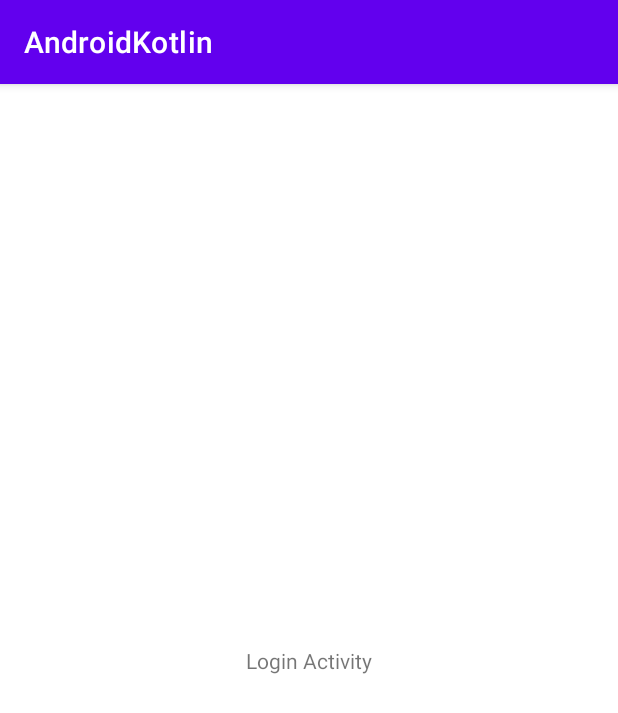
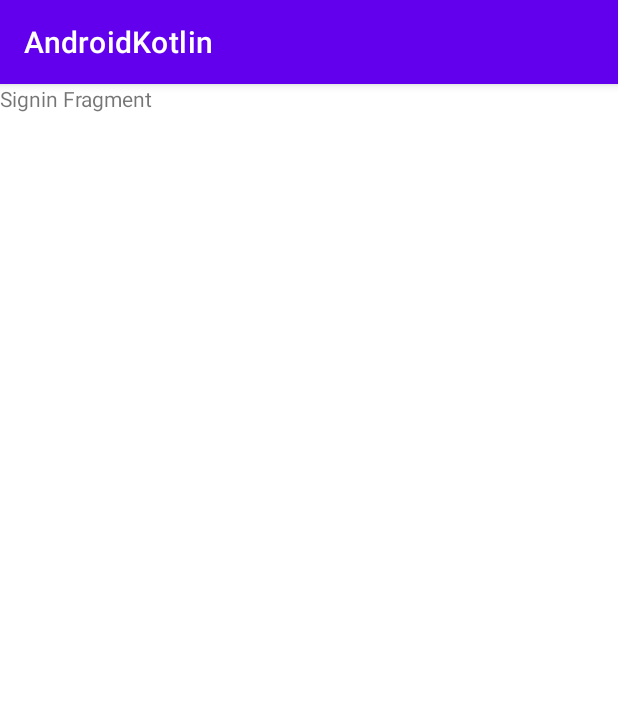
Before and after one commit to HakanBayazitHabes/AndroidKotlin, an Android app: the LoginActivity screen opened directly, with no data from a screen before it, on a phone screen of 412 x 824 dp. Shown: the top 713 px of the screen. Run offline under Robolectric (Android 15) with nearby library versions, the phone set to English and light mode, and no system bars.

Commit message:
Added first part of LoginActivity.kt

```diff
--- a/app/build.gradle
+++ b/app/build.gradle
@@ -45,6 +45,7 @@ android {
 
 dependencies {
 
+    implementation 'androidx.legacy:legacy-support-v4:1.0.0'
     def lifecycle_version = "2.6.1"
 
 
--- a/app/src/main/java/com/hakanbayazithabes/androidkotlin/ui/login/LoginActivity.kt
+++ b/app/src/main/java/com/hakanbayazithabes/androidkotlin/ui/login/LoginActivity.kt
@@ -2,11 +2,42 @@ package com.hakanbayazithabes.androidkotlin.ui.login
 
 import androidx.appcompat.app.AppCompatActivity
 import android.os.Bundle
+import androidx.fragment.app.Fragment
+import androidx.fragment.app.FragmentActivity
+import androidx.viewpager2.adapter.FragmentStateAdapter
+import androidx.viewpager2.widget.ViewPager2
 import com.hakanbayazithabes.androidkotlin.R
+import com.hakanbayazithabes.androidkotlin.ui.signin.SigninFragment
+import com.hakanbayazithabes.androidkotlin.ui.signup.SignupFragment
 
 class LoginActivity : AppCompatActivity() {
     override fun onCreate(savedInstanceState: Bundle?) {
         super.onCreate(savedInstanceState)
         setContentView(R.layout.activity_login)
+
+        var pagerAdapter = ScreenSlidePagerAdapter(this)
+        pagerAdapter.addFragment(SigninFragment())
+        pagerAdapter.addFragment(SignupFragment())
+
+        var viewPager = findViewById<ViewPager2>(R.id.ViewPagerLogin)
+
+        viewPager.adapter = pagerAdapter
+    }
+
+    private inner class ScreenSlidePagerAdapter(fa: FragmentActivity) : FragmentStateAdapter(fa) {
+        var fragments = ArrayList<Fragment>()
+
+        override fun getItemCount(): Int {
+            return fragments.size
+        }
+
+        override fun createFragment(position: Int): Fragment {
+            return fragments.get(position)
+        }
+
+        fun addFragment (f: Fragment){
+            fragments.add(f)
+        }
+
     }
 }
--- /dev/null
+++ b/app/src/main/java/com/hakanbayazithabes/androidkotlin/ui/signin/SigninFragment.kt
@@ -0,0 +1,32 @@
+package com.hakanbayazithabes.androidkotlin.ui.signin
+
+import androidx.lifecycle.ViewModelProvider
+import android.os.Bundle
+import androidx.fragment.app.Fragment
+import android.view.LayoutInflater
+import android.view.View
+import android.view.ViewGroup
+import com.hakanbayazithabes.androidkotlin.R
+
+class SigninFragment : Fragment() {
+
+    companion object {
+        fun newInstance() = SigninFragment()
+    }
+
+    private lateinit var viewModel: SigninViewModel
+
+    override fun onCreateView(
+        inflater: LayoutInflater, container: ViewGroup?,
+        savedInstanceState: Bundle?
+    ): View? {
+        return inflater.inflate(R.layout.fragment_signin, container, false)
+    }
+
+    override fun onActivityCreated(savedInstanceState: Bundle?) {
+        super.onActivityCreated(savedInstanceState)
+        viewModel = ViewModelProvider(this).get(SigninViewModel::class.java)
+        // TODO: Use the ViewModel
+    }
+
+}
--- /dev/null
+++ b/app/src/main/java/com/hakanbayazithabes/androidkotlin/ui/signin/SigninViewModel.kt
@@ -0,0 +1,7 @@
+package com.hakanbayazithabes.androidkotlin.ui.signin
+
+import androidx.lifecycle.ViewModel
+
+class SigninViewModel : ViewModel() {
+    // TODO: Implement the ViewModel
+}
--- a/app/src/main/res/layout/activity_login.xml
+++ b/app/src/main/res/layout/activity_login.xml
@@ -6,11 +6,10 @@
     android:layout_height="match_parent"
     tools:context=".ui.login.LoginActivity">
 
-    <TextView
-        android:id="@+id/textView"
-        android:layout_width="wrap_content"
-        android:layout_height="wrap_content"
-        android:text="Login Activity"
+    <androidx.viewpager2.widget.ViewPager2
+        android:id="@+id/ViewPagerLogin"
+        android:layout_width="match_parent"
+        android:layout_height="match_parent"
         app:layout_constraintBottom_toBottomOf="parent"
         app:layout_constraintEnd_toEndOf="parent"
         app:layout_constraintHorizontal_bias="0.5"
--- /dev/null
+++ b/app/src/main/res/layout/fragment_signin.xml
@@ -0,0 +1,13 @@
+<?xml version="1.0" encoding="utf-8"?>
+<FrameLayout xmlns:android="http://schemas.android.com/apk/res/android"
+    xmlns:tools="http://schemas.android.com/tools"
+    android:layout_width="match_parent"
+    android:layout_height="match_parent"
+    tools:context=".ui.signin.SigninFragment">
+
+    <TextView
+        android:layout_width="match_parent"
+        android:layout_height="match_parent"
+        android:text="Signin Fragment" />
+
+</FrameLayout>
```
Also changed, not shown: app/src/main/java/com/hakanbayazithabes/androidkotlin/ui/signup/SignupFragment.kt (added, +32 -0 lines), app/src/main/java/com/hakanbayazithabes/androidkotlin/ui/signup/SignupViewModel.kt (added, +7 -0 lines), app/src/main/res/layout/fragment_sigup.xml (added, +13 -0 lines).
